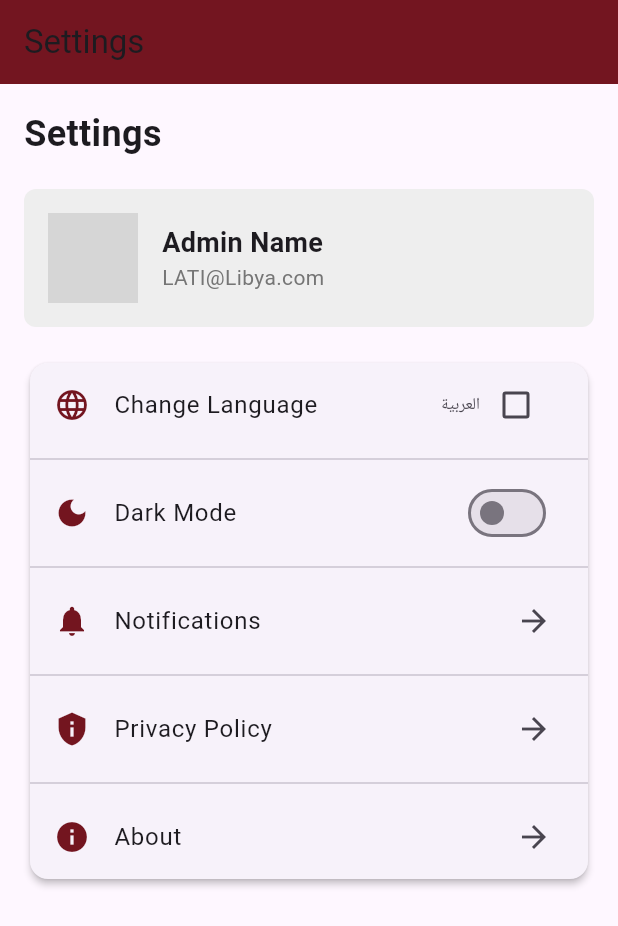
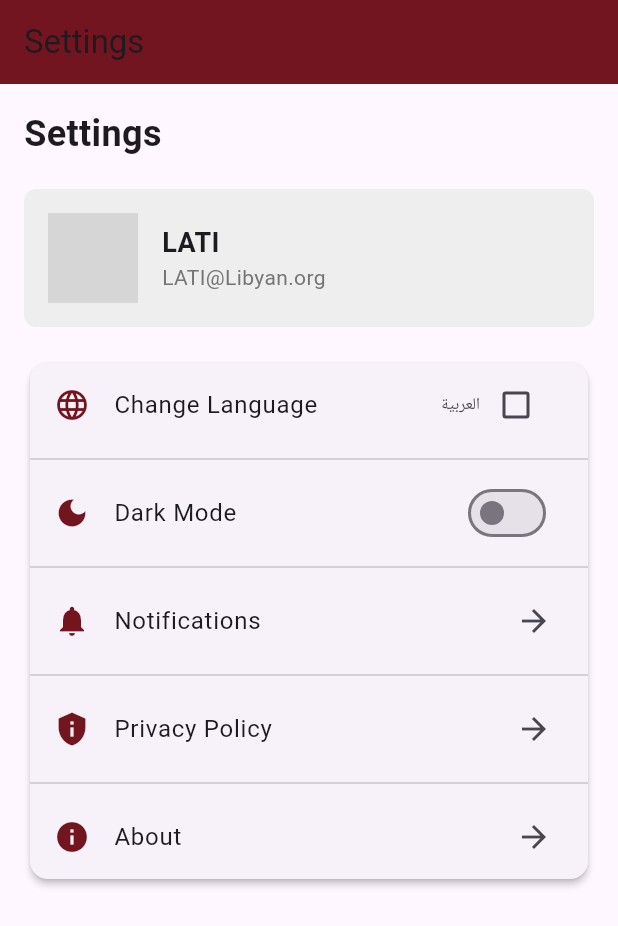
Before and after one commit to alieyad158/LATII_admin, a Flutter app: the HomePage screen opened directly, after a tap on the "settings" icon, on a phone screen of 412 x 824 dp. Shown: the top 926 px of the screen. Run offline on Flutter 3.47's test engine with Material 3 defaults, Android fonts, the phone set to English and light mode, and no system bars; our stand-ins replace cloud_firestore, firebase_core, firebase_storage, geolocator, image_picker; accounts and stored records are empty; network calls fail; grey boxes are pictures that could not be loaded.

Commit message:
name profile and gmail

```diff
--- a/lib/settings_page.dart
+++ b/lib/settings_page.dart
@@ -128,11 +128,11 @@ class _SettingsPageState extends State<SettingsPage> {
             crossAxisAlignment: CrossAxisAlignment.start,
             children: [
               const Text(
-                'Admin Name', // Replace with actual admin name
+                'LATI', // Replace with actual admin name
                 style: TextStyle(fontSize: 18, fontWeight: FontWeight.bold),
               ),
               Text(
-                'LATI@Libya.com', // Replace with actual email
+                'LATI@Libyan.org', // Replace with actual email
                 style: TextStyle(color: Colors.grey[600]),
               ),
             ],
```
